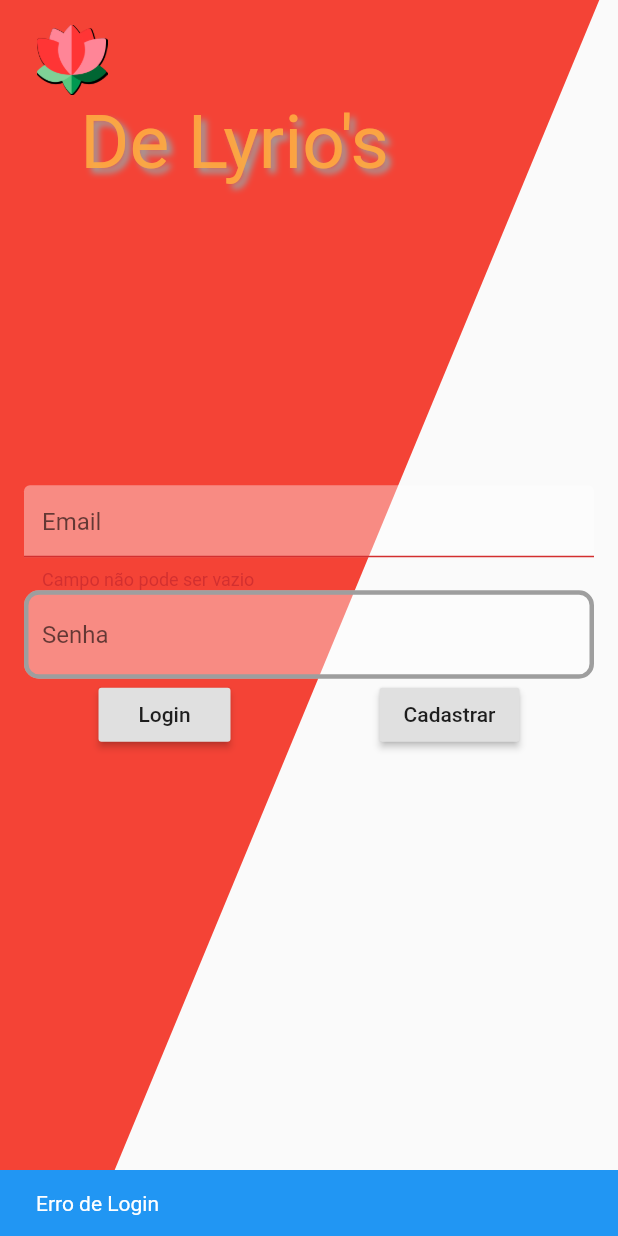
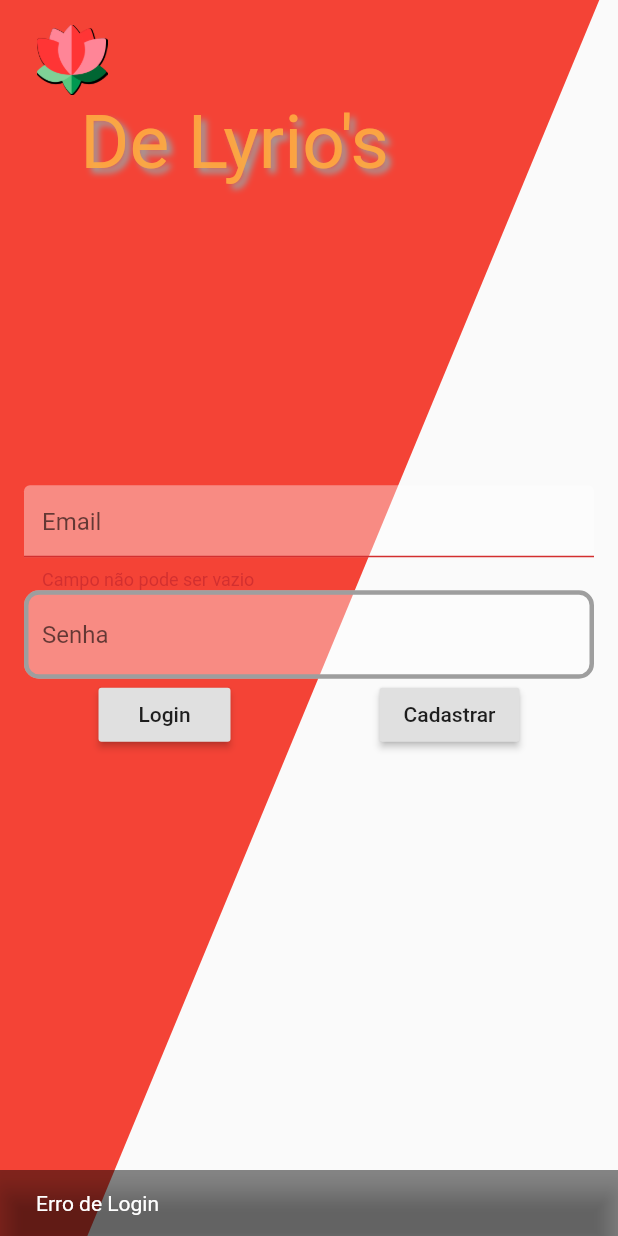
Before and after one commit to victorgrodriguesm7/delyrio-s, a Flutter app: the screen it shows after launch, after a tap on "Login", on a phone screen of 412 x 824 dp. Run offline on Flutter 3.47's test engine with Material 2 defaults, Android fonts, the light colour scheme and no system bars.

Commit message:
Projeto pronto para a entrega

```diff
--- a/aplicativo/lib/src/Pages/Login/loginPage.dart
+++ b/aplicativo/lib/src/Pages/Login/loginPage.dart
@@ -35,7 +35,7 @@ class _LoginPageState extends State<LoginPage> {
   _loginError() {
     _scaffoldKey.currentState.showSnackBar(SnackBar(
       content: Text('Erro de Login'),
-      backgroundColor: Colors.blue,
+      backgroundColor: Colors.black45,
     ));
   }
   @override
```
